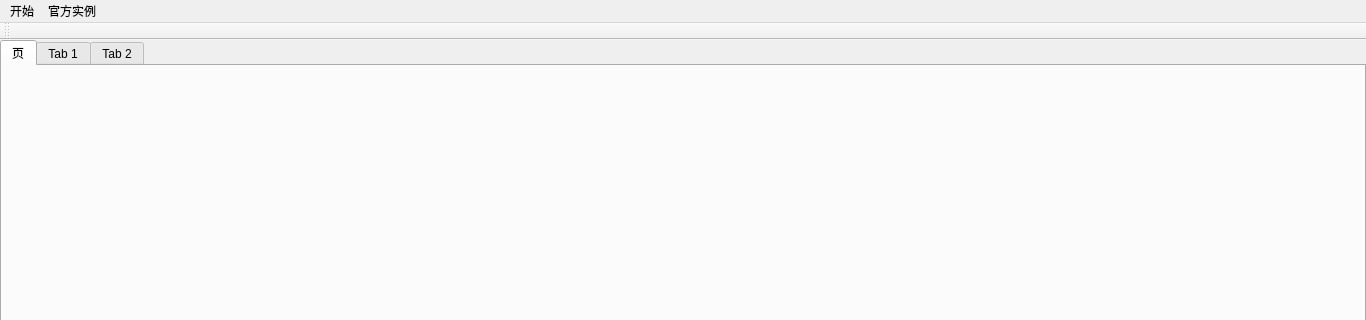
Old version of the form ThirdVtk/mainwindow.ui in the repository DreamLife-Jianwei/Qt-Vtk; both pictures show x 0 to 1366 and y 0 to 320 of the 1366 by 768 pixel window.
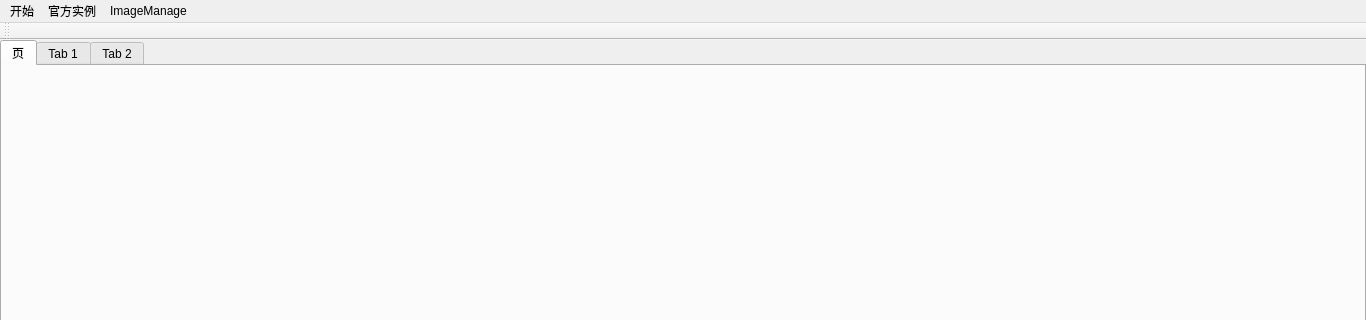
New version of the form. Icons and pictures are not drawn.

The edit to the form file:
```diff
--- a/ThirdVtk/mainwindow.ui
+++ b/ThirdVtk/mainwindow.ui
@@ -228,8 +228,14 @@
     </property>
     <addaction name="actionExit"/>
    </widget>
+   <widget class="QMenu" name="menuImageManage">
+    <property name="title">
+     <string>ImageManage</string>
+    </property>
+   </widget>
    <addaction name="menu_2"/>
    <addaction name="menu"/>
+   <addaction name="menuImageManage"/>
   </widget>
   <widget class="QToolBar" name="mainToolBar">
    <attribute name="toolBarArea">
```
Left out of the diff: 3 changed lines with no effect on the pictures.
